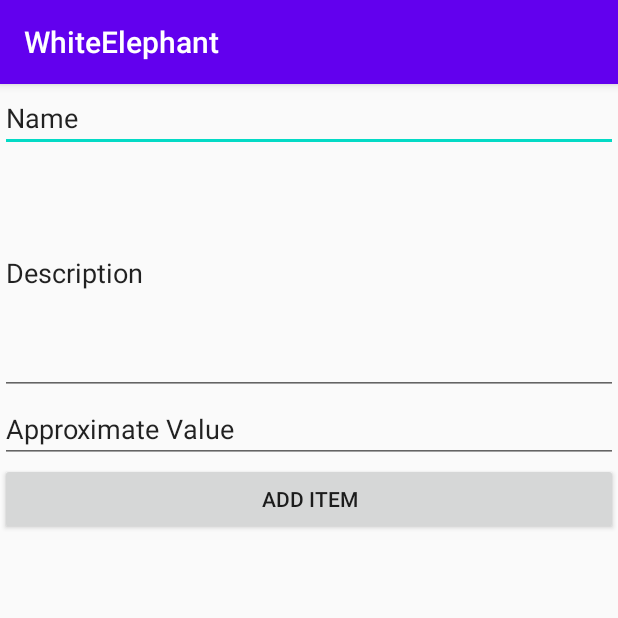
After one commit to bwcampbell9/WhiteElephant, an Android app: the PostItemActivity screen opened directly, with no data from a screen before it, on a phone screen of 412 x 824 dp, the top half of it. The commit adds this screen. Run offline under Robolectric (Android 15) with nearby library versions, the phone set to English and light mode, and no system bars; our stand-ins replace Firebase (no records; nobody signed in at launch, a user with empty details on screens opened directly).

Commit message:
Added Post Item Functionality

```diff
--- a/app/build.gradle
+++ b/app/build.gradle
@@ -1,4 +1,5 @@
 apply plugin: 'com.android.application'
+apply plugin: 'com.google.gms.google-services'
 
 android {
     compileSdkVersion 29
@@ -27,6 +28,8 @@ dependencies {
     implementation fileTree(dir: 'libs', include: ['*.jar'])
 
     implementation 'androidx.appcompat:appcompat:1.1.0'
+    implementation 'com.google.firebase:firebase-database:19.3.0'
+    implementation 'androidx.constraintlayout:constraintlayout:1.1.3'
     testImplementation 'junit:junit:4.12'
     androidTestImplementation 'androidx.test.ext:junit:1.1.1'
     androidTestImplementation 'androidx.test.espresso:espresso-core:3.2.0'
--- a/app/src/main/java/com/example/white_elephant/MainActivity.java
+++ b/app/src/main/java/com/example/white_elephant/MainActivity.java
@@ -1,6 +1,7 @@
 package com.example.white_elephant;
 
 import android.os.Bundle;
+import android.widget.Toast;
 
 import androidx.appcompat.app.AppCompatActivity;
 
@@ -9,5 +10,7 @@ public class MainActivity extends AppCompatActivity {
     protected void onCreate(Bundle savedInstanceState) {
         super.onCreate(savedInstanceState);
         setContentView(R.layout.item_swipe_layout);
+
+        Toast.makeText(MainActivity.this, "Firebase Connection Succes", Toast.LENGTH_LONG).show();
     }
 }
--- /dev/null
+++ b/app/src/main/java/com/example/white_elephant/PostItemActivity.java
@@ -0,0 +1,51 @@
+package com.example.white_elephant;
+
+import androidx.appcompat.app.AppCompatActivity;
+import android.os.Bundle;
+import android.view.View;
+import android.widget.Button;
+import android.widget.EditText;
+import android.widget.Toast;
+
+import com.google.firebase.database.DatabaseReference;
+import com.google.firebase.database.FirebaseDatabase;
+
+public class PostItemActivity extends AppCompatActivity {
+
+    EditText nameEditText, descEditText, valEditText;
+    Button addItemBtn;
+    DatabaseReference reff;
+    Item item;
+    @Override
+    protected void onCreate(Bundle savedInstanceState) {
+        super.onCreate(savedInstanceState);
+        setContentView(R.layout.activity_post_item);
+
+        nameEditText = (EditText) findViewById(R.id.nameEditText);
+        descEditText = (EditText) findViewById(R.id.descEditText);
+        valEditText = (EditText) findViewById(R.id.valEditText);
+        item = new Item();
+        addItemBtn = (Button) findViewById(R.id.addItemBtn);
+
+        reff = FirebaseDatabase.getInstance().getReference().child("Item");
+
+        addItemBtn.setOnClickListener(new View.OnClickListener() {
+            @Override
+            public void onClick(View v) {
+                String name = nameEditText.getText().toString().trim();
+                String desc = descEditText.getText().toString().trim();
+                int val = Integer.parseInt(valEditText.getText().toString().trim());
+
+                item.setName(name);
+                item.setDesc(desc);
+                item.setApproxVal(val);
+
+                reff.push().setValue(item);
+
+                Toast.makeText(PostItemActivity.this, "Item Added Successfully", Toast.LENGTH_LONG).show();
+
+            }
+        });
+
+    }
+}
--- /dev/null
+++ b/app/src/main/res/layout/activity_post_item.xml
@@ -0,0 +1,39 @@
+<?xml version="1.0" encoding="utf-8"?>
+<LinearLayout xmlns:android="http://schemas.android.com/apk/res/android"
+    xmlns:app="http://schemas.android.com/apk/res-auto"
+    xmlns:tools="http://schemas.android.com/tools"
+    android:layout_width="match_parent"
+    android:layout_height="match_parent"
+    android:orientation="vertical"
+    tools:context=".PostItemActivity" >
+
+    <EditText
+        android:id="@+id/nameEditText"
+        android:layout_width="match_parent"
+        android:layout_height="wrap_content"
+        android:ems="10"
+        android:inputType="textPersonName"
+        android:text="Name" />
+
+    <EditText
+        android:id="@+id/descEditText"
+        android:layout_width="match_parent"
+        android:layout_height="162dp"
+        android:ems="10"
+        android:inputType="textPersonName"
+        android:text="Description" />
+
+    <EditText
+        android:id="@+id/valEditText"
+        android:layout_width="match_parent"
+        android:layout_height="wrap_content"
+        android:ems="10"
+        android:inputType="textPersonName"
+        android:text="Approximate Value" />
+
+    <Button
+        android:id="@+id/addItemBtn"
+        android:layout_width="match_parent"
+        android:layout_height="wrap_content"
+        android:text="Add Item" />
+</LinearLayout>
--- a/app/src/main/res/values/styles.xml
+++ b/app/src/main/res/values/styles.xml
@@ -1,7 +1,7 @@
 <resources>
 
     <!-- Base application theme. -->
-    <style name="AppTheme" parent="Theme.AppCompat.Light.DarkActionBar">
+    <style name="AppTheme" parent="Base.Theme.AppCompat.Light.DarkActionBar">
         <!-- Customize your theme here. -->
         <item name="colorPrimary">@color/colorPrimary</item>
         <item name="colorPrimaryDark">@color/colorPrimaryDark</item>
--- a/build.gradle
+++ b/build.gradle
@@ -9,6 +9,7 @@ buildscript {
     }
     dependencies {
         classpath 'com.android.tools.build:gradle:3.6.2'
+        classpath 'com.google.gms:google-services:4.2.0'
 
 
         // NOTE: Do not place your application dependencies here; they belong
```
Also changed, not shown: app/src/main/AndroidManifest.xml (+17 -7 lines), app/src/main/java/com/example/white_elephant/Item.java (added, +32 -0 lines), 1 other file.
